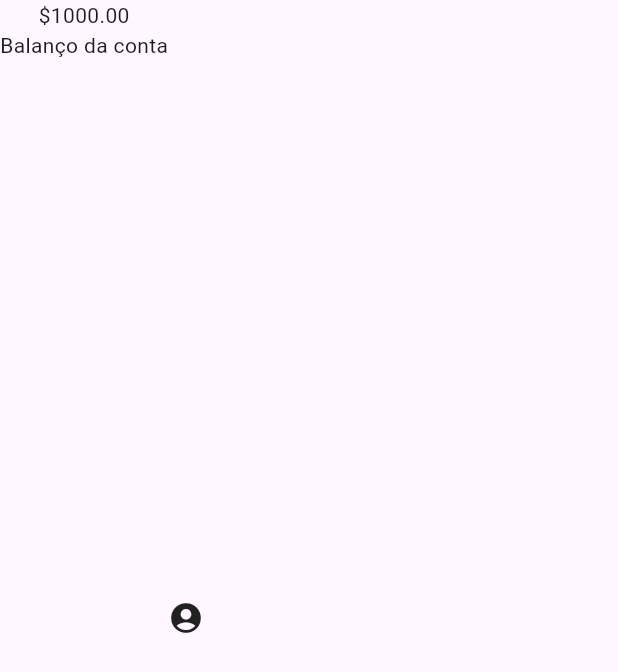
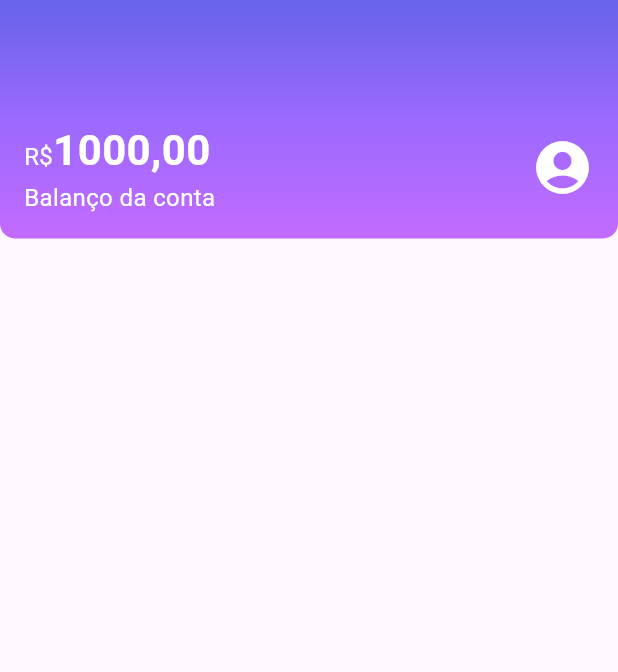
Before and after one commit to SamuelVitorCarvalho/alubank, a Flutter app: the screen it shows after launch, on a phone screen of 412 x 824 dp. Shown: the top 672 px of the screen. Run offline on Flutter 3.47's test engine with Material 3 defaults, Android fonts, the phone set to English and light mode, and no system bars.

Commit message:
header pronto

```diff
--- a/lib/components/sections/header.dart
+++ b/lib/components/sections/header.dart
@@ -6,15 +6,52 @@ class Header extends StatelessWidget {
   @override
   Widget build(BuildContext context) {
     return Container(
-      child: const Row(children: [
-        Column(
-          children: [
-            Text('\$1000.00'),
-            Text('Balanço da conta'),
-          ],
+      decoration: const BoxDecoration(
+        gradient: LinearGradient(
+          begin: Alignment.topCenter,
+          end: Alignment.bottomCenter,
+          colors: <Color>[
+            Color.fromRGBO(103, 99, 234, 1),
+            Color.fromRGBO(155, 105, 254, 1),
+            Color.fromRGBO(195, 107, 255, 1),
+          ]
         ),
-        Icon(Icons.account_circle)
-      ]),
+        borderRadius: BorderRadius.vertical(bottom: Radius.circular(10)),
+      ),
+      child: const Padding(
+        padding: EdgeInsets.fromLTRB(16, 80, 16, 16),
+        child: Row(
+            mainAxisAlignment: MainAxisAlignment.spaceBetween,
+            children: <Widget>[
+              Column(
+                crossAxisAlignment: CrossAxisAlignment.start,
+                children: <Widget>[
+                  Text.rich(
+                    TextSpan(
+                      text: 'R\$',
+                      style: TextStyle(fontSize: 16, color: Colors.white),
+                      children: <TextSpan>[
+                        TextSpan(
+                          text: '1000,00',
+                          style: TextStyle(
+                              fontSize: 28, fontWeight: FontWeight.bold),
+                        ),
+                      ],
+                    ),
+                  ),
+                  Text(
+                    'Balanço da conta',
+                    style: TextStyle(fontSize: 16, color: Colors.white),
+                  ),
+                ],
+              ),
+              Icon(
+                Icons.account_circle,
+                size: 42,
+                color: Colors.white,
+              )
+            ]),
+      ),
     );
   }
 }
--- a/lib/screens/home.dart
+++ b/lib/screens/home.dart
@@ -6,9 +6,13 @@ class Home extends StatelessWidget {
 
   @override
   Widget build(BuildContext context) {
-    return const SafeArea(
-      child: Scaffold(
-        body: Header(),
+    return const Scaffold(
+      body: Scaffold(
+        body: Column(
+          children: <Widget>[
+            Header(),
+          ],
+        ),
       ),
     );
   }
```
